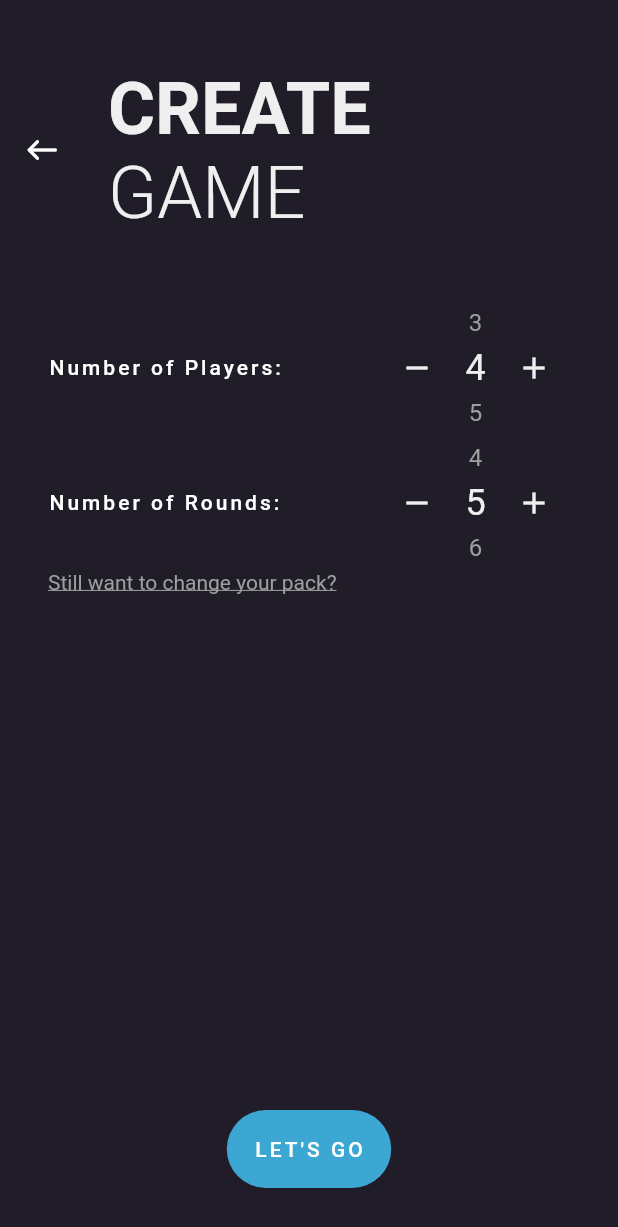
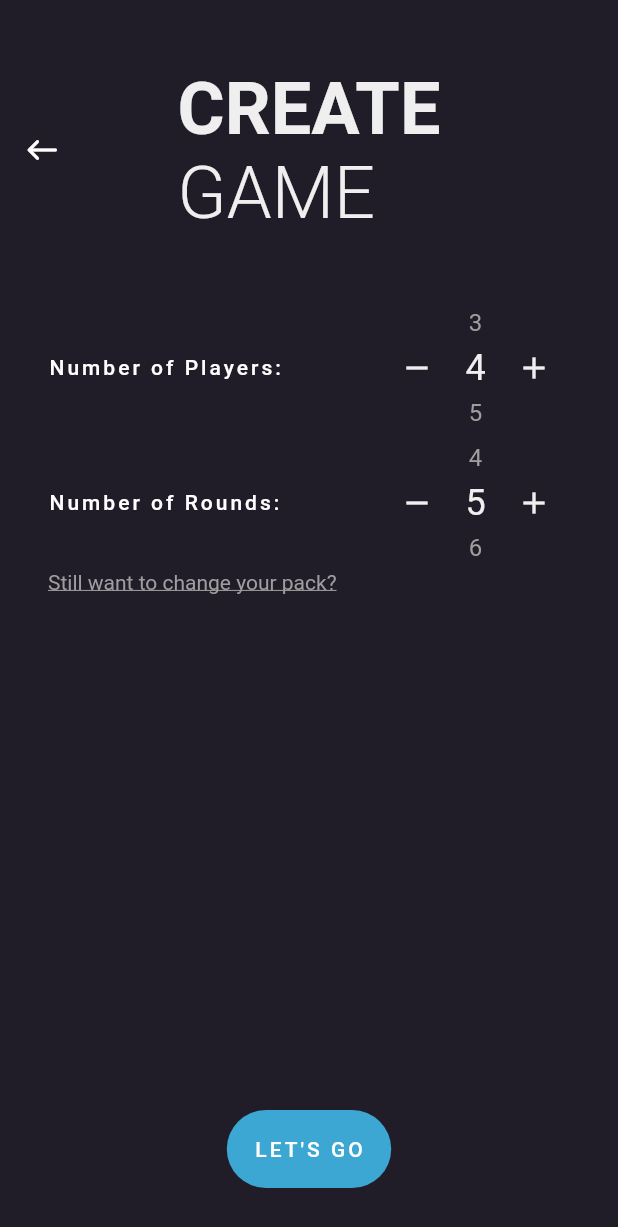
Before and after one commit to thijsnulle/crank-it-up, a Flutter app: the GameCreationScreen screen opened directly, on a phone screen of 412 x 824 dp. Shown: the top 1227 px of the screen. Run offline on Flutter 3.47's test engine with Material 2 defaults, Android fonts, the phone set to English and light mode, and no system bars; drawn by our look-alikes of numberpicker; our stand-ins replace auto_size_text, confetti, flash, flutter_svg_provider, page_transition; missing offline and left inert: page_flip_builder; Roboto replaces fonts that are missing (Montserrat).

Commit message:
centered header text

```diff
--- a/lib/components/app_header.dart
+++ b/lib/components/app_header.dart
@@ -6,6 +6,7 @@ class AppHeader {
     String? headline2,
     Function()? function,
     IconData? icon,
+    CrossAxisAlignment crossAxisAlignment,
     BuildContext context, {
     List<Widget> actions = const [],
   }) {
@@ -17,7 +18,7 @@ class AppHeader {
             )
           : null,
       title: Column(
-        crossAxisAlignment: CrossAxisAlignment.start,
+        crossAxisAlignment: crossAxisAlignment,
         children: [
           Text(headline1, style: Theme.of(context).textTheme.headline1),
           if (headline2 != null) ...[
@@ -25,6 +26,7 @@ class AppHeader {
           ]
         ],
       ),
+      centerTitle: true,
       actions: actions,
       toolbarHeight: 200,
       backgroundColor: Colors.transparent,
--- a/lib/screens/game_creation_screen.dart
+++ b/lib/screens/game_creation_screen.dart
@@ -22,7 +22,7 @@ class GameCreationScreenState extends State<GameCreationScreen> {
   Widget build(BuildContext context) {
     return Builder(
       builder: (context) => Scaffold(
-        appBar: AppHeader.create('CREATE', 'GAME', null, Icons.west_rounded, context),
+        appBar: AppHeader.create('CREATE', 'GAME', null, Icons.west_rounded, CrossAxisAlignment.start, context),
         body: Padding(
           padding: const EdgeInsets.symmetric(horizontal: 32.0),
           child: Column(
--- a/lib/screens/game_screen.dart
+++ b/lib/screens/game_screen.dart
@@ -40,6 +40,7 @@ class GameScreenState extends State<GameScreen> {
                   type: PageTransitionType.bottomToTop,
                 )),
             Icons.home_outlined,
+            CrossAxisAlignment.center,
             context,
             actions: [
               IconButton(
--- a/lib/screens/pack_selection_screen.dart
+++ b/lib/screens/pack_selection_screen.dart
@@ -9,7 +9,7 @@ class PackSelectionScreen extends StatelessWidget {
   @override
   Widget build(BuildContext context) {
     return Scaffold(
-      appBar: AppHeader.create('PACK', 'SELECTION', null, Icons.west_rounded, context),
+      appBar: AppHeader.create('PACK', 'SELECTION', null, Icons.west_rounded, CrossAxisAlignment.start, context),
       body: GridView(
         padding: const EdgeInsets.only(top: 20, bottom: 20, left: 10, right: 10),
         gridDelegate: const SliverGridDelegateWithFixedCrossAxisCount(
--- a/lib/screens/player_input_screen.dart
+++ b/lib/screens/player_input_screen.dart
@@ -34,7 +34,7 @@ class PlayerInputScreenState extends State<PlayerInputScreen> {
   Widget build(BuildContext context) {
     return Builder(
       builder: (context) => Scaffold(
-        appBar: AppHeader.create('CHOOSE', 'PLAYERS', null, Icons.west_rounded, context),
+        appBar: AppHeader.create('CHOOSE', 'PLAYERS', null, Icons.west_rounded, CrossAxisAlignment.start, context),
         body: Padding(
           padding: const EdgeInsets.symmetric(horizontal: 32.0),
           child: Column(
--- a/lib/screens/settings_screen.dart
+++ b/lib/screens/settings_screen.dart
@@ -8,7 +8,7 @@ class SettingsScreen extends StatelessWidget {
   Widget build(BuildContext context) {
     return Builder(
       builder: (context) => Scaffold(
-        appBar: AppHeader.create('SETTINGS', 'SCREEN', null, Icons.west_rounded, context),
+        appBar: AppHeader.create('SETTINGS', 'SCREEN', null, Icons.west_rounded, CrossAxisAlignment.start, context),
         body: Container(),
       ),
     );
--- a/lib/screens/voting_screen.dart
+++ b/lib/screens/voting_screen.dart
@@ -14,7 +14,7 @@ class VotingScreen extends StatelessWidget {
   @override
   Widget build(BuildContext context) {
     return Scaffold(
-        appBar: AppHeader.create('VOTING', 'SCREEN', null, Icons.west_rounded, context),
+        appBar: AppHeader.create('VOTING', 'SCREEN', null, Icons.west_rounded, CrossAxisAlignment.start, context),
         body: Column(
           children: <Widget>[
             Expanded(
--- a/lib/screens/winner_screen.dart
+++ b/lib/screens/winner_screen.dart
@@ -33,8 +33,8 @@ class WinnerScreenState extends State<WinnerScreen> {
   Widget build(BuildContext context) {
     return Builder(
         builder: (context) => Scaffold(
-            appBar: AppHeader.create(
-                game.players.reduce((p1, p2) => p1.score >= p2.score ? p1 : p2).name, 'WINS!!!', null, null, context),
+            appBar: AppHeader.create(game.players.reduce((p1, p2) => p1.score >= p2.score ? p1 : p2).name, 'WINS!!!',
+                null, null, CrossAxisAlignment.center, context),
             body: Stack(
               children: [
                 Padding(
```
